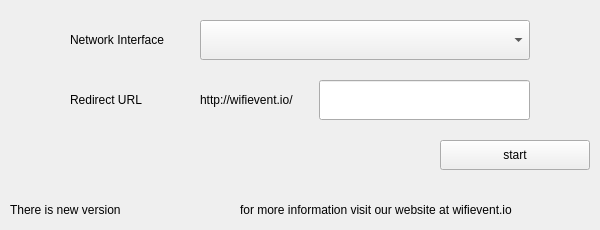
Qt form app/captiveportal/mainwindow.ui (wifievent/cp) before a commit.
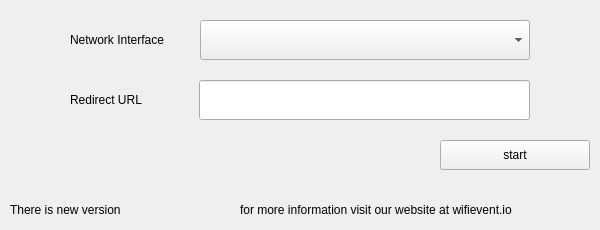
The same form after that commit. Icons and pictures are not drawn.

```diff
--- a/app/captiveportal/mainwindow.ui
+++ b/app/captiveportal/mainwindow.ui
@@ -83,26 +83,13 @@
    <widget class="QLineEdit" name="lineEdit">
     <property name="geometry">
      <rect>
-      <x>319</x>
+      <x>199</x>
       <y>80</y>
-      <width>211</width>
+      <width>331</width>
       <height>40</height>
      </rect>
     </property>
    </widget>
-   <widget class="QLabel" name="label_4">
-    <property name="geometry">
-     <rect>
-      <x>200</x>
-      <y>90</y>
-      <width>131</width>
-      <height>20</height>
-     </rect>
-    </property>
-    <property name="text">
-     <string>http://wifievent.io/</string>
-    </property>
-   </widget>
    <widget class="QLabel" name="label_5">
     <property name="geometry">
      <rect>
```
